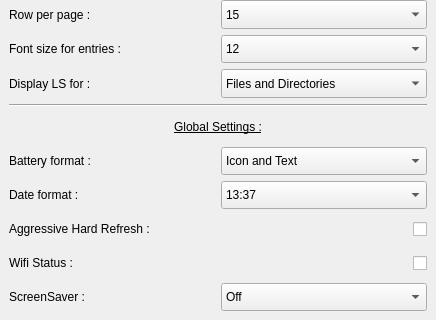
Above: Src/Pages/AppSettingsPage.ui from Aryetis/Obenkyobo before the change; both pictures show x 0 to 436 and y 191 to 511 of the 436 by 511 pixel window. Below: the same form after it.
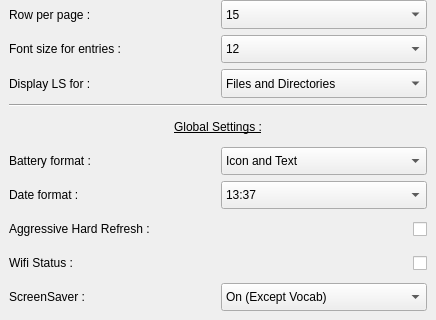
That is the form after the change.

```diff
--- a/Src/Pages/AppSettingsPage.ui
+++ b/Src/Pages/AppSettingsPage.ui
@@ -626,7 +626,7 @@
           </sizepolicy>
          </property>
          <property name="currentIndex">
-          <number>0</number>
+          <number>2</number>
          </property>
          <item>
           <property name="text">
@@ -640,7 +640,7 @@
          </item>
          <item>
           <property name="text">
-           <string>On (Exc Vocab)</string>
+           <string>On (Except Vocab)</string>
           </property>
          </item>
         </widget>
```
